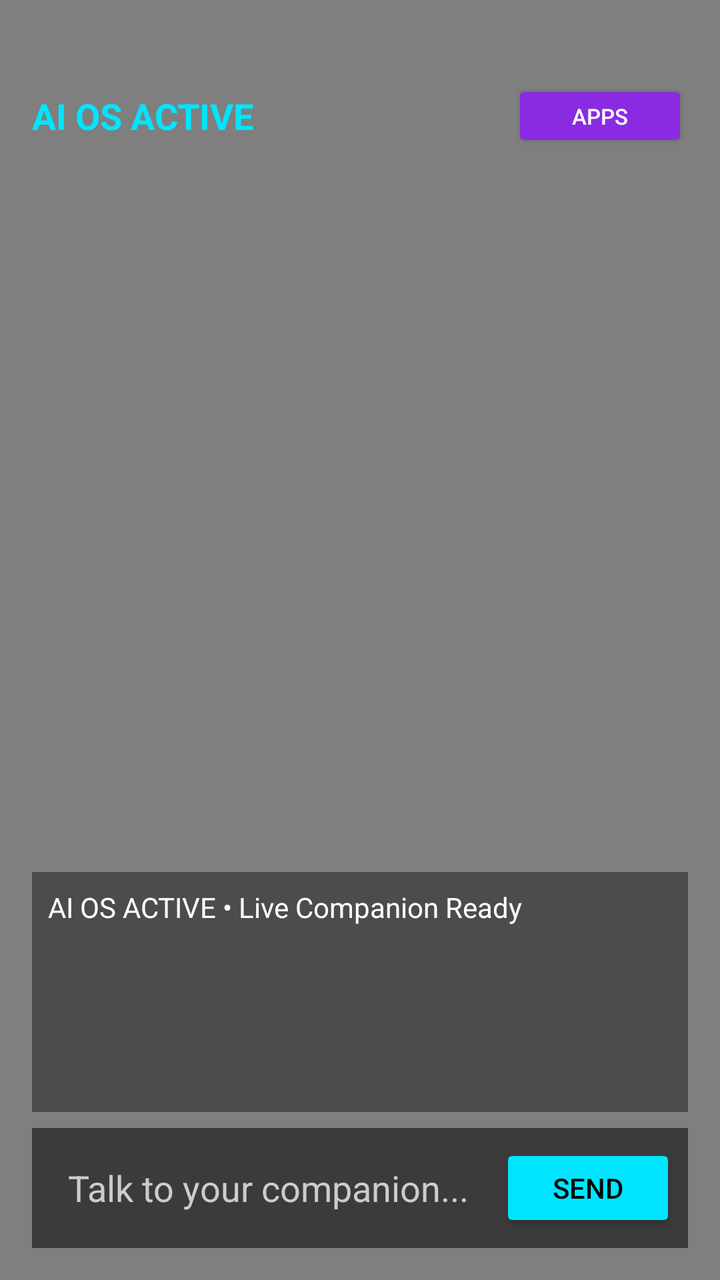
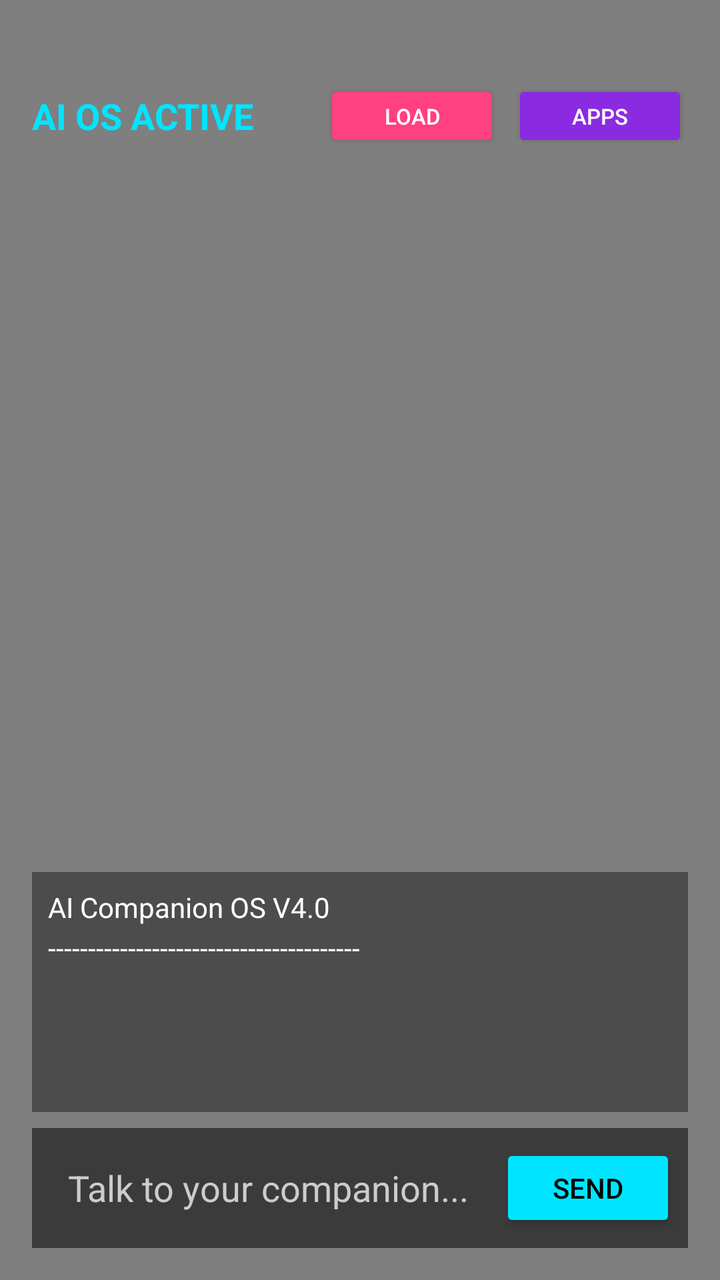

Two renders of the same Android screen: before a commit and after it. Below are the layout's source before the change and the commit's diff.
<!-- AndroidManifest.xml: application theme Theme.AICompanion -->
<!-- res/layout/activity_main.xml -->
<?xml version="1.0" encoding="utf-8"?>
<FrameLayout xmlns:android="http://schemas.android.com/apk/res/android"
    android:layout_width="match_parent"
    android:layout_height="match_parent"
    android:background="#000000">

    <VideoView
        android:id="@+id/animeVideoView"
        android:layout_width="match_parent"
        android:layout_height="match_parent"
        android:layout_gravity="center" />

    <LinearLayout
        android:layout_width="match_parent"
        android:layout_height="match_parent"
        android:orientation="vertical"
        android:padding="16dp">

        <LinearLayout
            android:layout_width="match_parent"
            android:layout_height="wrap_content"
            android:orientation="horizontal"
            android:gravity="center_vertical"
            android:layout_marginTop="24dp">

            <TextView
                android:layout_width="0dp"
                android:layout_height="wrap_content"
                android:layout_weight="1"
                android:text="AI OS ACTIVE"
                android:textColor="#00E5FF"
                android:textSize="18sp"
                android:textStyle="bold" />

            <Button
                android:id="@+id/btnAppDrawer"
                android:layout_width="wrap_content"
                android:layout_height="36dp"
                android:text="Apps"
                android:textSize="11sp"
                android:backgroundTint="#8A2BE2"
                android:textColor="#FFFFFF" />
        </LinearLayout>

        <LinearLayout
            android:layout_width="match_parent"
            android:layout_height="0dp"
            android:layout_weight="1"
            android:orientation="vertical" />

        <ScrollView
            android:id="@+id/chatScroll"
            android:layout_width="match_parent"
            android:layout_height="120dp"
            android:background="#66000000"
            android:padding="8dp"
            android:layout_marginBottom="8dp">

            <TextView
                android:id="@+id/chatDisplay"
                android:layout_width="match_parent"
                android:layout_height="wrap_content"
                android:textColor="#FFFFFF"
                android:textSize="14sp"
                android:lineSpacingExtra="4dp"
                android:text="AI OS ACTIVE • Live Companion Ready\n\n" />
        </ScrollView>

        <LinearLayout
            android:layout_width="match_parent"
            android:layout_height="wrap_content"
            android:orientation="horizontal"
            android:gravity="center_vertical"
            android:background="#88000000"
            android:padding="6dp">

            <EditText
                android:id="@+id/messageInput"
                android:layout_width="0dp"
                android:layout_height="48dp"
                android:layout_weight="1"
                android:background="@null"
                android:hint="Talk to your companion..."
                android:textColorHint="#CCCCCC"
                android:textColor="#FFFFFF"
                android:paddingLeft="12dp"
                android:paddingRight="12dp" />

            <Button
                android:id="@+id/sendButton"
                android:layout_width="wrap_content"
                android:layout_height="44dp"
                android:text="Send"
                android:backgroundTint="#00E5FF"
                android:textColor="#000000" />
        </LinearLayout>

    </LinearLayout>

</FrameLayout>
<!-- resources referenced by this layout -->
<resources>
  <style name="Theme.AICompanion" parent="Theme.AppCompat.Light.NoActionBar">
          <item name="android:statusBarColor">#0C0C14</item>
      </style>
</resources>

<!-- the commit's change to res/layout/activity_main.xml (unified diff, before → after) -->
@@ -33,6 +33,16 @@
                 android:textStyle="bold" />
 
             <Button
+                android:id="@+id/btnLoadVideo"
+                android:layout_width="wrap_content"
+                android:layout_height="36dp"
+                android:text="Load"
+                android:textSize="11sp"
+                android:backgroundTint="#FF4081"
+                android:textColor="#FFFFFF"
+                android:layout_marginEnd="6dp" />
+
+            <Button
                 android:id="@+id/btnAppDrawer"
                 android:layout_width="wrap_content"
                 android:layout_height="36dp"
@@ -42,12 +52,13 @@
                 android:textColor="#FFFFFF" />
         </LinearLayout>
 
-        <LinearLayout
+        
+        <View
             android:layout_width="match_parent"
             android:layout_height="0dp"
-            android:layout_weight="1"
-            android:orientation="vertical" />
+            android:layout_weight="1" />
 
+        
         <ScrollView
             android:id="@+id/chatScroll"
             android:layout_width="match_parent"
@@ -63,7 +74,7 @@
                 android:textColor="#FFFFFF"
                 android:textSize="14sp"
                 android:lineSpacingExtra="4dp"
-                android:text="AI OS ACTIVE • Live Companion Ready\n\n" />
+                android:text="AI Companion OS V4.0\n---------------------------------------\n\n" />
         </ScrollView>
 
         <LinearLayout
<!-- resource entries referenced after the edit -->
@@ -1,7 +1,5 @@
 <!-- resources referenced by this layout -->
 <resources>
-  <style name="Theme.AICompanion" parent="Theme.AppCompat.Light.NoActionBar">
-          <item name="android:statusBarColor">#0C0C14</item>
-      </style>
+
 </resources>
 
